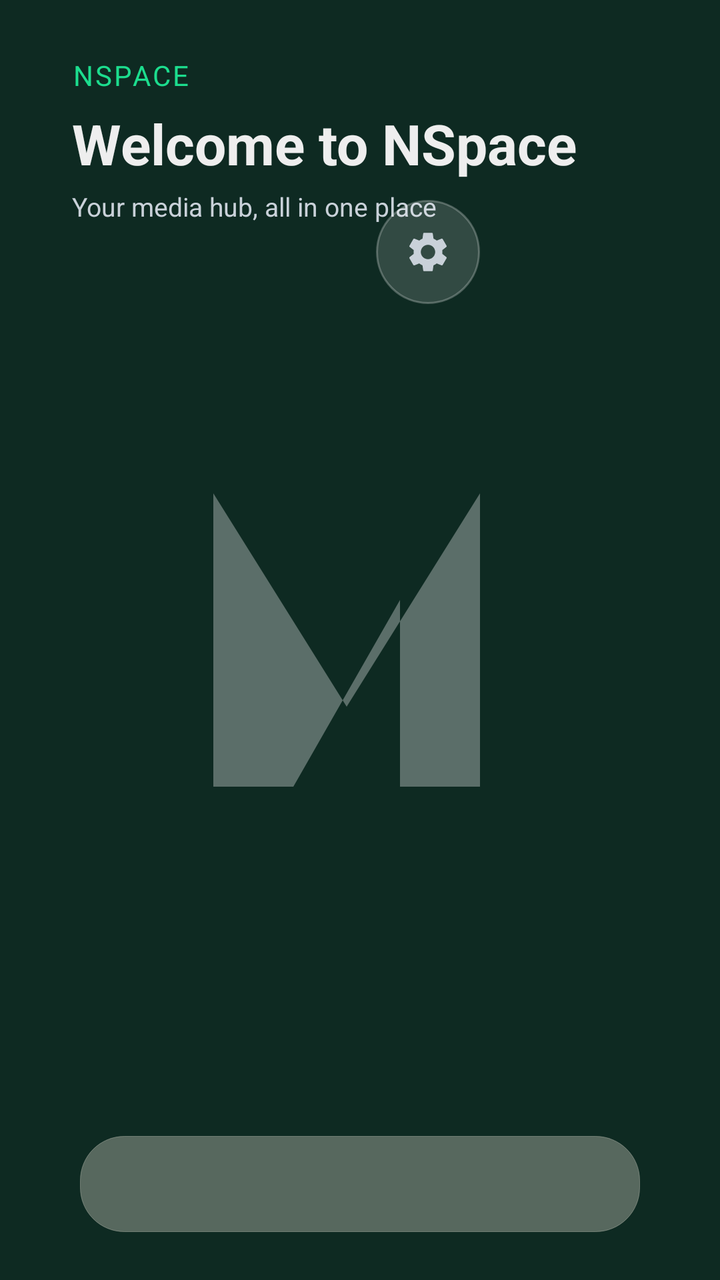
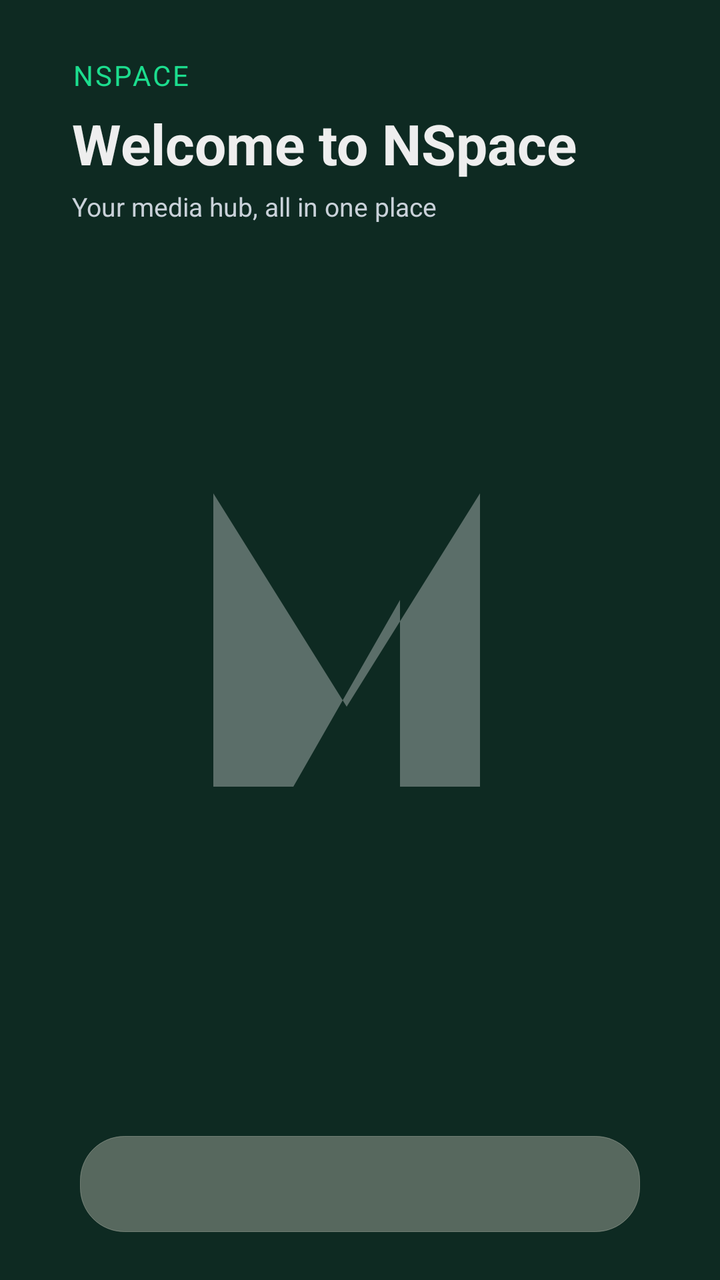

Before-and-after screenshots of an Android layout around one commit, followed by the original layout XML and the change that was made.
<!-- AndroidManifest.xml: application theme Theme.Nspace -->
<!-- res/layout/fragment_home.xml -->
<?xml version="1.0" encoding="utf-8"?>
<FrameLayout xmlns:android="http://schemas.android.com/apk/res/android"
    android:layout_width="match_parent"
    android:layout_height="match_parent"
    android:background="@color/nspace_backdrop"
    android:fitsSystemWindows="true">

  
  <ImageView
      android:layout_width="match_parent"
      android:layout_height="match_parent"
      android:scaleType="centerInside"
      android:src="@drawable/logo_n"
      android:tint="@color/white"
      android:alpha="0.32"
      android:contentDescription="@null" />

  <LinearLayout
      android:layout_width="match_parent"
      android:layout_height="match_parent"
      android:orientation="vertical">

    
    <FrameLayout
        android:id="@+id/hero_banner"
        android:layout_width="match_parent"
        android:layout_height="wrap_content"
        android:paddingBottom="8dp">

      
      <LinearLayout
          android:layout_width="match_parent"
          android:layout_height="wrap_content"
          android:layout_gravity="top|start"
          android:orientation="vertical"
          android:paddingStart="36dp"
          android:paddingEnd="36dp"
          android:paddingTop="28dp">

        <TextView
            android:id="@+id/hero_source_label"
            android:layout_width="wrap_content"
            android:layout_height="wrap_content"
            android:text="@string/app_name"
            android:textColor="@color/nspace_accent"
            android:textSize="14sp"
            android:textAllCaps="true"
            android:letterSpacing="0.08" />

        <TextView
            android:id="@+id/hero_title"
            android:layout_width="wrap_content"
            android:layout_height="wrap_content"
            android:layout_marginTop="6dp"
            android:text="@string/hero_title_default"
            android:textColor="@color/nspace_on_background"
            android:textSize="28sp"
            android:textStyle="bold" />

        <TextView
            android:id="@+id/hero_subtitle"
            android:layout_width="wrap_content"
            android:layout_height="wrap_content"
            android:layout_marginTop="4dp"
            android:text="@string/hero_subtitle_default"
            android:textColor="@color/nspace_on_surface"
            android:textSize="13sp" />
      </LinearLayout>
    </FrameLayout>

    
    <Space
        android:layout_width="match_parent"
        android:layout_height="0dp"
        android:layout_weight="0.15" />

    
    
    <LinearLayout
        android:id="@+id/continue_section"
        android:layout_width="match_parent"
        android:layout_height="400dp"
        android:orientation="vertical"
        android:paddingStart="40dp"
        android:paddingEnd="40dp"
        android:paddingTop="12dp"
        android:paddingBottom="12dp"
        android:visibility="gone">

      <TextView
          android:id="@+id/continue_title"
          android:layout_width="wrap_content"
          android:layout_height="wrap_content"
          android:text="@string/section_continue"
          android:textColor="@color/nspace_on_background"
          android:textSize="20sp"
          android:textStyle="bold" />

      <HorizontalScrollView
          android:id="@+id/continue_scroll"
          android:layout_width="match_parent"
          android:layout_height="0dp"
          android:layout_weight="1"
          android:layout_marginTop="16dp"
          android:clipToPadding="false"
          android:scrollbars="none">

        <LinearLayout
            android:id="@+id/continue_container"
            android:layout_width="wrap_content"
            android:layout_height="match_parent"
            android:orientation="horizontal"
            android:gravity="center_vertical">

          

        </LinearLayout>
      </HorizontalScrollView>
    </LinearLayout>

    
    <Space
        android:layout_width="match_parent"
        android:layout_height="0dp"
        android:layout_weight="0.08" />

    
    
    <FrameLayout
        android:layout_width="match_parent"
        android:layout_height="wrap_content"
        android:paddingStart="40dp"
        android:paddingEnd="40dp"
        android:paddingTop="16dp"
        android:paddingBottom="24dp">

      
      <HorizontalScrollView
          android:id="@+id/apps_scroll"
          android:layout_width="match_parent"
          android:layout_height="wrap_content"
          android:background="@drawable/apps_panel_bg"
          android:clipToPadding="false"
          android:clipChildren="false"
          android:scrollbars="none">

        <LinearLayout
            android:id="@+id/apps_container"
            android:layout_width="wrap_content"
            android:layout_height="wrap_content"
            android:orientation="horizontal"
            android:gravity="center_vertical"
            android:clipChildren="false"
            android:paddingStart="24dp"
            android:paddingEnd="24dp"
            android:paddingTop="24dp"
            android:paddingBottom="24dp">

          

        </LinearLayout>
      </HorizontalScrollView>
    </FrameLayout>

  </LinearLayout>

  
  

  
  <ImageButton
      android:id="@+id/settings_button"
      android:layout_width="52dp"
      android:layout_height="52dp"
      android:layout_gravity="top|end"
      android:layout_marginTop="100dp"
      android:layout_marginEnd="120dp"
      android:background="@drawable/settings_btn_bg"
      android:src="@drawable/ic_settings"
      android:tint="@color/nspace_on_surface"
      android:scaleType="centerInside"
      android:contentDescription="@string/action_settings"
      android:clickable="true"
      android:focusable="true" />

  
  <TextView
      android:id="@+id/region_badge"
      android:layout_width="wrap_content"
      android:layout_height="wrap_content"
      android:layout_gravity="top|end"
      android:layout_marginTop="112dp"
      android:layout_marginEnd="184dp"
      android:paddingStart="12dp"
      android:paddingEnd="12dp"
      android:paddingTop="5dp"
      android:paddingBottom="5dp"
      android:textSize="13sp"
      android:textColor="@color/nspace_on_surface"
      android:background="@drawable/region_badge_bg"
      android:visibility="gone" />

</FrameLayout>
<!-- resources referenced by this layout -->
<resources>
  <color name="nspace_accent">#1CDD8E</color>
  <color name="nspace_backdrop">#0E2A22</color>
  <color name="nspace_on_background">#EEEEEE</color>
  <color name="nspace_on_surface">#C9D1D9</color>
  <color name="white">#FFFFFFFF</color>
  <!-- drawable apps_panel_bg (drawable) -->
  <?xml version="1.0" encoding="utf-8"?>
  <shape xmlns:android="http://schemas.android.com/apk/res/android"
      android:shape="rectangle">
    <solid android:color="#50F6F0E2" />
    <stroke
        android:width="0.2dp"
        android:color="#50F6F0E2" />
    <corners android:radius="22dp" />
  </shape>
  <!-- drawable logo_n (drawable) -->
  <?xml version="1.0" encoding="utf-8"?>
  <vector xmlns:android="http://schemas.android.com/apk/res/android"
      android:width="1520dp"
      android:height="1520dp"
      android:viewportWidth="108"
      android:viewportHeight="108">
  
    <path
        android:fillColor="#FFFFFF"
        android:pathData="M32,76 L32,32 L52,64 L72,32 L72,76 L60,76 L60,48 L44,76 Z" />
  </vector>
  <!-- drawable region_badge_bg (drawable) -->
  <?xml version="1.0" encoding="utf-8"?>
  <shape xmlns:android="http://schemas.android.com/apk/res/android"
      android:shape="rectangle">
    <solid android:color="#B21A2E26" />
    <stroke
        android:width="1dp"
        android:color="@color/nspace_primary" />
    <corners android:radius="14dp" />
  </shape>
  <!-- drawable settings_btn_bg (drawable) -->
  <?xml version="1.0" encoding="utf-8"?>
  <shape xmlns:android="http://schemas.android.com/apk/res/android"
      android:shape="oval">
    <solid android:color="#26FFFFFF" />
    <stroke
        android:width="1dp"
        android:color="#40FFFFFF" />
  </shape>
  <string name="action_settings">Settings</string>
  <string name="app_name">NSpace</string>
  <string name="hero_subtitle_default">Your media hub, all in one place</string>
  <string name="hero_title_default">Welcome to NSpace</string>
  <string name="section_continue">Continue Playing</string>
  <color name="nspace_primary">#00B268</color>
  <color name="nspace_primary_dark">#007B49</color>
  <color name="nspace_background">#060709</color>
  <color name="nspace_surface">#0E1318</color>
  <style name="NspaceDrawerArrow" parent="Widget.AppCompat.DrawerArrowToggle">
      <item name="color">@color/nspace_accent</item>
    </style>
  <style name="NspaceButton" parent="Widget.MaterialComponents.Button">
      <item name="backgroundTint">@color/nspace_primary</item>
      <item name="android:textColor">@color/white</item>
      <item name="android:textAllCaps">false</item>
      <item name="android:textSize">16sp</item>
      <item name="cornerRadius">28dp</item>
      <item name="android:minHeight">48dp</item>
      <item name="android:paddingStart">24dp</item>
      <item name="android:paddingEnd">24dp</item>
    </style>
  <style name="NspaceEditText" parent="Widget.AppCompat.EditText">
      <item name="android:background">@drawable/nspace_edittext_bg</item>
      <item name="android:textColor">@color/nspace_on_background</item>
      <item name="android:textSize">16sp</item>
      <item name="android:paddingStart">18dp</item>
      <item name="android:paddingEnd">18dp</item>
      <item name="android:minHeight">52dp</item>
    </style>
  <dimen name="nspace_edit_radius">26dp</dimen>
  <color name="nspace_surface_variant">#1A232B</color>
</resources>

<!-- the commit's change to res/layout/fragment_home.xml (unified diff, before → after) -->
@@ -181,7 +181,8 @@
       android:scaleType="centerInside"
       android:contentDescription="@string/action_settings"
       android:clickable="true"
-      android:focusable="true" />
+      android:focusable="true"
+      android:visibility="gone"/>
 
   
   <TextView
